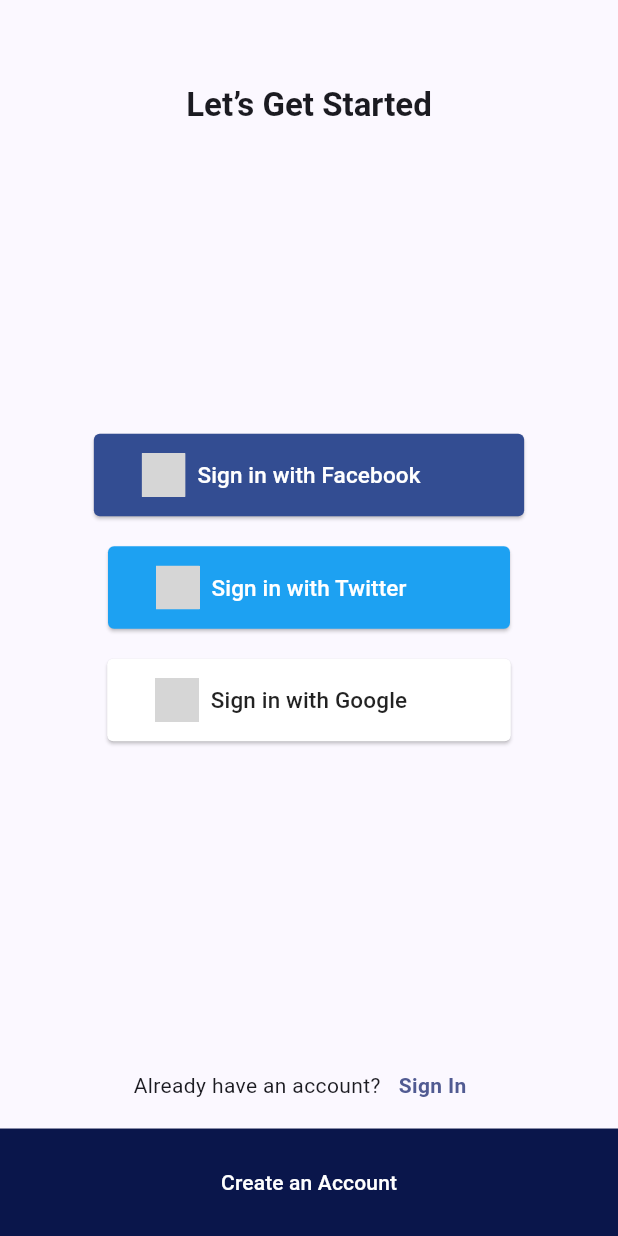
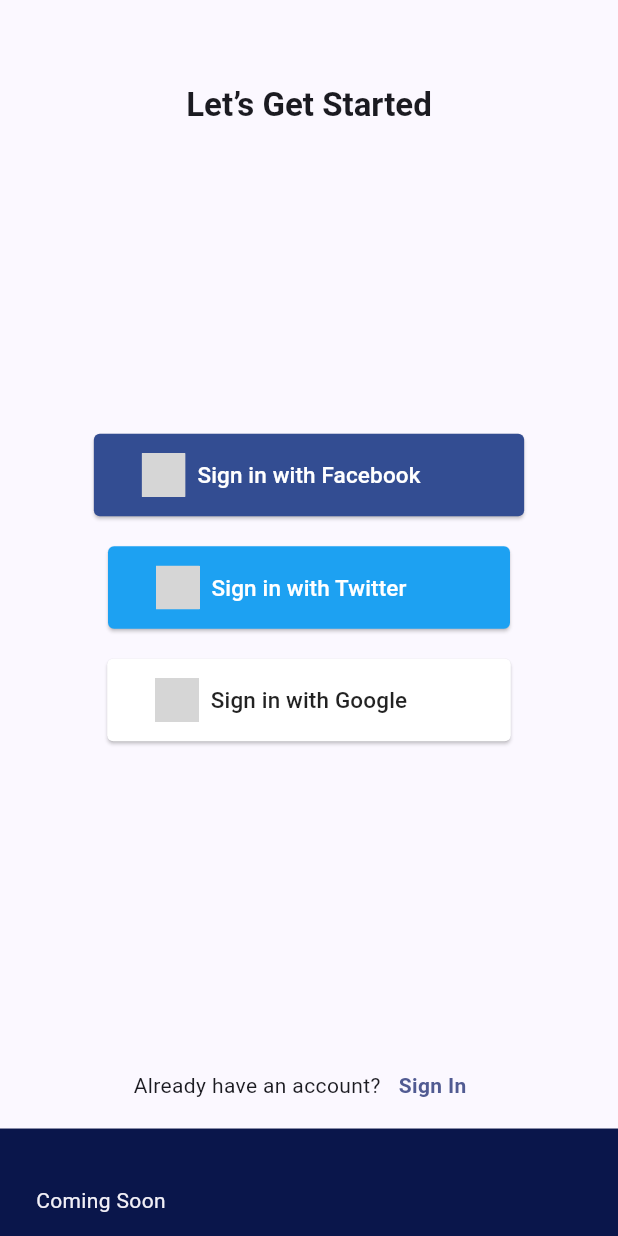
Before and after one commit to Milon3658/Ecommerce-Bloc, a Flutter app: the screen it shows after launch, after a tap on an icon or button, on a phone screen of 412 x 824 dp. Run offline on Flutter 3.47's test engine with Material 3 defaults, Android fonts, the phone set to English and light mode, and no system bars; drawn by our look-alikes of social_login_buttons; our stand-ins replace bloc, firebase_auth, firebase_core, flutter_bloc, flutter_screenutil, flutter_svg and 3 more; accounts and stored records are empty; grey boxes are pictures that could not be loaded.

Commit message:
Implement Facebook and Twitter login functionality; update Firebase initialization and add device streaming data

```diff
--- a/lib/app.dart
+++ b/lib/app.dart
@@ -18,7 +18,7 @@ class BlocEcommerceApp extends StatelessWidget {
         child: MultiBlocProvider(
             providers: [
               BlocProvider(
-                create: (context) => SplashCubit()..endSplash(),
+                create: (context) => SplashCubit()..startSplash(),
               ),
               BlocProvider(create: (context) => RememberSwitchCubit()),
               BlocProvider(create: (context) => SignupBloc()),
--- a/lib/main.dart
+++ b/lib/main.dart
@@ -8,9 +8,16 @@ import 'firebase_options.dart';
 
 Future<void> main() async {
   WidgetsFlutterBinding.ensureInitialized();
-  await Firebase.initializeApp(
-    options: DefaultFirebaseOptions.currentPlatform,
-  );
+  try {
+    await Firebase.initializeApp(
+      options: DefaultFirebaseOptions.currentPlatform,
+    );
+  } on FirebaseException catch (e) {
+    if (e.code == 'duplicate-app') {
+    } else {
+      rethrow;
+    }
+  }
   Bloc.observer = BlocEcommerceObserver();
   runApp(const BlocEcommerceApp());
 }
--- a/lib/src/blocs/authentication/login_bloc.dart
+++ b/lib/src/blocs/authentication/login_bloc.dart
@@ -22,6 +22,8 @@ class LoginBloc extends Bloc<LoginEvent, LoginState> {
       }
     });
 
-    on<RequestFacebookLogin>((event, emit) {});
+
+    on<RequestFacebookLogin>((event, emit) {emit(facebookLoginSuccess());});
+    on<RequestTwitterLogin>((event, emit) {emit(twitterLoginSuccess());});
   }
 }
--- a/lib/src/blocs/authentication/login_state.dart
+++ b/lib/src/blocs/authentication/login_state.dart
@@ -14,3 +14,7 @@ class loginFailed extends LoginState {
 
   loginFailed(this.message);
 }
+
+class facebookLoginSuccess extends LoginState {}
+
+class twitterLoginSuccess extends LoginState {}
--- a/lib/src/blocs/splash/splash_cubit.dart
+++ b/lib/src/blocs/splash/splash_cubit.dart
@@ -5,7 +5,7 @@ part 'splash_state.dart';
 class SplashCubit extends Cubit<SplashState> {
   SplashCubit() : super(SplashInitial());
 
-  void endSplash() {
+  void startSplash() {
     Future.delayed(const Duration(seconds: 2), (){
       emit(SplashEnd());
     });
--- a/lib/src/data/repository/auth_repository.dart
+++ b/lib/src/data/repository/auth_repository.dart
@@ -8,15 +8,15 @@ class AuthRepository {
 
   Future<User?> signInWithGoogle() async {
     try {
-      final GoogleSignInAccount? _googleSignIn = await GoogleSignIn().signIn();
+      final GoogleSignInAccount? googleSignIn = await GoogleSignIn().signIn();
 
-      if (_googleSignIn == null) {
+      if (googleSignIn == null) {
         debugPrint("User canceled the signin process.");
         return null;
       }
 
       final GoogleSignInAuthentication googleSignInAuthentication =
-          await _googleSignIn.authentication;
+          await googleSignIn.authentication;
       final AuthCredential credential = GoogleAuthProvider.credential(
         accessToken: googleSignInAuthentication.accessToken,
       );
--- a/lib/src/presentation/screens/welcome_screen.dart
+++ b/lib/src/presentation/screens/welcome_screen.dart
@@ -27,7 +27,35 @@ class WelcomeScreen extends StatelessWidget {
                   ?.copyWith(fontWeight: FontWeight.bold),
             ),
             BlocConsumer<LoginBloc, LoginState>(
-              listener: (context, state) {},
+              listener: (context, state) {
+                if (state is loginSuccess) {
+                  context.pushNamed(Routes.HOME);
+                }
+                if(state is facebookLoginSuccess){
+                  ScaffoldMessenger.of(context).showSnackBar(
+                    SnackBar(
+                      content: const Text('Coming Soon'),
+                      backgroundColor: Theme.of(context).colorScheme.onPrimaryContainer,
+                    ),
+                  );
+                }
+                if(state is twitterLoginSuccess){
+                  ScaffoldMessenger.of(context).showSnackBar(
+                    SnackBar(
+                      content: const Text('Coming Soon'),
+                      backgroundColor: Theme.of(context).colorScheme.onPrimaryContainer,
+                    ),
+                  );
+                }
+                else if (state is loginFailed) {
+                  ScaffoldMessenger.of(context).showSnackBar(
+                    SnackBar(
+                      content: const Text('Login failed'),
+                      backgroundColor: Theme.of(context).colorScheme.onPrimaryContainer,
+                    ),
+                  );
+                }
+              },
               builder: (context, state) {
                 if (state is loginLoading) {
                   return const Center(
@@ -40,11 +68,15 @@ class WelcomeScreen extends StatelessWidget {
                     children: [
                       SocialLoginButton(
                           buttonType: SocialLoginButtonType.facebook,
-                          onPressed: () {}),
+                          onPressed: () {
+                            context.read<LoginBloc>().add(RequestFacebookLogin());
+                          }),
                       const Gap(20),
                       SocialLoginButton(
                           buttonType: SocialLoginButtonType.twitter,
-                          onPressed: () {}),
+                          onPressed: () {
+                            context.read<LoginBloc>().add(RequestTwitterLogin());
+                          }),
                       const Gap(20),
                       SocialLoginButton(
                           buttonType: SocialLoginButtonType.google,
--- a/pubspec.yaml
+++ b/pubspec.yaml
@@ -21,6 +21,7 @@ dependencies:
   google_sign_in: ^6.3.0
   meta: ^1.11.0
   social_login_buttons: ^1.0.7
+  twitter_login: ^4.4.2
 
 dev_dependencies:
   flutter_test:
```
Also changed, not shown: 4 other files.
